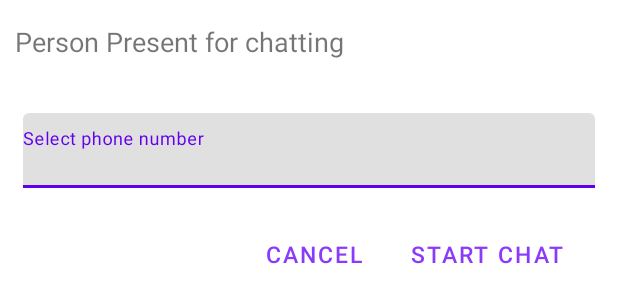
After one commit to rbhagwane123/SmartChat1, an Android app: the layout add_call_layout.xml on its own in the app's theme, with its tools: preview values and no code run, on a phone screen of 412 x 824 dp. The commit adds this screen. Shown: the top 303 px of the screen. Run offline under Robolectric (Android 15) with nearby library versions, the phone set to English and light mode, and no system bars.

Commit message:
last updation

```diff
--- a/app/src/main/java/com/example/smartchat/ChatActivity.java
+++ b/app/src/main/java/com/example/smartchat/ChatActivity.java
@@ -64,7 +64,6 @@ public class ChatActivity extends AppCompatActivity implements PopupMenu.OnMenuI
         personReceiverNumber = chat.getStringExtra("chatData");
         receveName = chat.getStringExtra("receiveName");
 
-        Toast.makeText(ChatActivity.this, personReceiverNumber, Toast.LENGTH_SHORT).show();
         receiverName = findViewById(R.id.receiverName);
         textMessage = findViewById(R.id.textMessage);
         sendBtn = findViewById(R.id.sendBtn);
--- a/app/src/main/java/com/example/smartchat/LoginActivity.java
+++ b/app/src/main/java/com/example/smartchat/LoginActivity.java
@@ -49,8 +49,8 @@ public class LoginActivity extends AppCompatActivity {
         LoginBtn.setOnClickListener(new View.OnClickListener() {
             @Override
             public void onClick(View v) {
-                if (phoneNumber.getText().toString() != null && Password.getText().toString() != null){
-                    Query checkUser = FirebaseDatabase.getInstance().getReference("Users").orderByChild("phoneNumber").equalTo(phoneNumber.getText().toString());
+                if (phoneNumber.getText().toString() != null && Password.getText().toString() != null){   // CONDITION FOR CHECKING FIELDS ARE NOT EMPTY
+                    Query checkUser = FirebaseDatabase.getInstance().getReference("Users").orderByChild("phoneNumber").equalTo(phoneNumber.getText().toString());//CHECKING IN DATA BASE VALUE EXISTS OR NOT
                     checkUser.addListenerForSingleValueEvent(new ValueEventListener() {
                         @Override
                         public void onDataChange(@NonNull DataSnapshot snapshot) {
--- /dev/null
+++ b/app/src/main/res/drawable/ic_baseline_person_add_24.xml
@@ -0,0 +1,5 @@
+<vector android:height="28dp" android:tint="#FEFEFE"
+    android:viewportHeight="24" android:viewportWidth="24"
+    android:width="28dp" xmlns:android="http://schemas.android.com/apk/res/android">
+    <path android:fillColor="@android:color/white" android:pathData="M15,12c2.21,0 4,-1.79 4,-4s-1.79,-4 -4,-4 -4,1.79 -4,4 1.79,4 4,4zM6,10L6,7L4,7v3L1,10v2h3v3h2v-3h3v-2L6,10zM15,14c-2.67,0 -8,1.34 -8,4v2h16v-2c0,-2.66 -5.33,-4 -8,-4z"/>
+</vector>
--- /dev/null
+++ b/app/src/main/res/layout/add_call_layout.xml
@@ -0,0 +1,64 @@
+<?xml version="1.0" encoding="utf-8"?>
+<RelativeLayout xmlns:android="http://schemas.android.com/apk/res/android"
+    android:layout_width="match_parent"
+    android:layout_height="wrap_content"
+    android:paddingBottom="13dp">
+
+    <TextView
+        android:id="@+id/blockText"
+        android:layout_width="match_parent"
+        android:layout_height="wrap_content"
+        android:layout_alignParentStart="true"
+        android:layout_alignParentTop="true"
+        android:layout_marginStart="10dp"
+        android:layout_marginTop="15dp"
+        android:text="Person Present for chatting"
+        android:textSize="18sp" />
+
+
+    <com.google.android.material.textfield.TextInputLayout
+        android:id="@+id/editTextLayout"
+        android:layout_width="match_parent"
+        android:layout_height="50dp"
+        android:layout_below="@+id/blockText"
+        android:layout_alignParentStart="true"
+        android:layout_alignParentEnd="true"
+        android:layout_marginStart="15dp"
+        android:layout_marginTop="35dp"
+        android:layout_marginEnd="15dp">
+
+        <AutoCompleteTextView
+            android:id="@+id/selectPhoneNumber"
+            android:layout_width="match_parent"
+            android:layout_height="match_parent"
+            android:hint="Select phone number" />
+    </com.google.android.material.textfield.TextInputLayout>
+
+    <LinearLayout
+        android:layout_width="wrap_content"
+        android:layout_height="wrap_content"
+        android:layout_below="@+id/editTextLayout"
+        android:layout_alignParentEnd="true"
+        android:layout_marginTop="20dp"
+        android:layout_marginEnd="20dp"
+        android:orientation="horizontal">
+
+        <Button
+            android:id="@+id/CANCEL2"
+            android:layout_width="wrap_content"
+            android:layout_height="wrap_content"
+            android:background="@android:color/transparent"
+            android:text="CANCEL"
+            android:textColor="@color/purple_400"
+            android:textSize="15sp" />
+
+        <Button
+            android:id="@+id/CHAT"
+            android:layout_width="wrap_content"
+            android:layout_height="wrap_content"
+            android:background="@android:color/transparent"
+            android:text="Start chat"
+            android:textColor="@color/purple_400"
+            android:textSize="15sp" />
+    </LinearLayout>
+</RelativeLayout>
```
Also changed, not shown: app/src/main/java/com/example/smartchat/DashBoardActivity.java (+104 -6 lines), app/src/main/res/layout/activity_dash_board.xml (+33 -1 lines), app/src/main/res/layout/items_list_chats.xml (added, +8 -0 lines).
